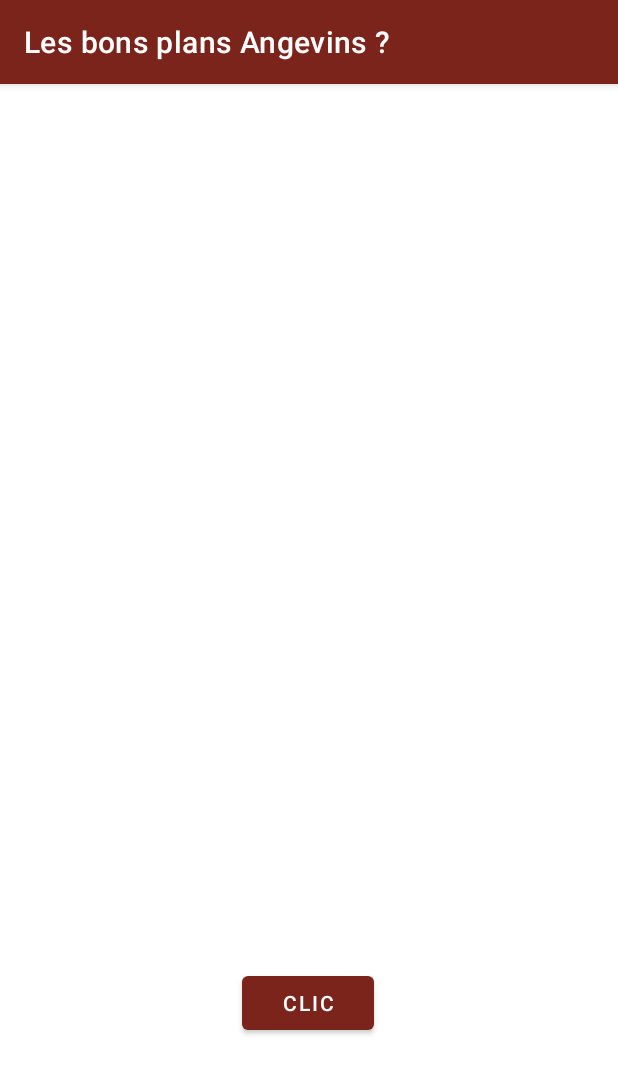
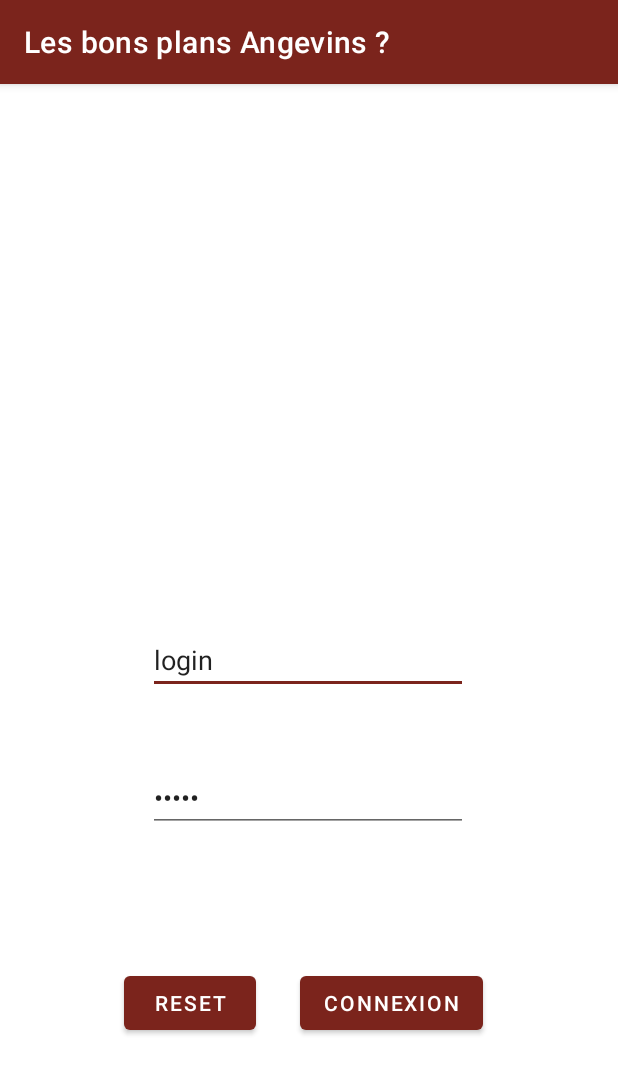
Before and after one commit to Polozeed/androidESEO, an Android app: the ApelleApiActivity screen opened directly, with no data from a screen before it, on a phone screen of 412 x 824 dp. Shown: the top 1074 px of the screen. Run offline under Robolectric (Android 15) with nearby library versions, the phone set to English and light mode, and no system bars.

Commit message:
modif fin aprem
10/05/2021

```diff
--- a/app/src/main/java/com/example/androideseo/ui/ApelleApiActivity.kt
+++ b/app/src/main/java/com/example/androideseo/ui/ApelleApiActivity.kt
@@ -4,16 +4,12 @@ import android.content.Context
 import android.content.Intent
 import android.os.Bundle
 import android.widget.Button
+import android.widget.EditText
 import android.widget.Toast
 import androidx.appcompat.app.AppCompatActivity
-import androidx.recyclerview.widget.LinearLayoutManager
-import com.afollestad.recyclical.datasource.emptyDataSource
 import com.example.androideseo.R
-import com.example.androideseo.data.AdapterApi
 import com.example.androideseo.databinding.ActivityApelleapiBinding
-import kotlinx.coroutines.CoroutineScope
-import kotlinx.coroutines.Dispatchers
-import kotlinx.coroutines.launch
+import com.example.androideseo.databinding.ActivityMainBinding
 
 
 class ApelleApiActivity : AppCompatActivity() {
@@ -33,44 +29,35 @@ class ApelleApiActivity : AppCompatActivity() {
     }
 
 
-
     override fun onCreate(savedInstanceState: Bundle?) {
         super.onCreate(savedInstanceState)
-
-        setContentView(R.layout.activity_apelleapi)
+        setContentView(R.layout.activity_main)
 
         binding = ActivityApelleapiBinding.inflate(layoutInflater)
         setContentView(binding.root)
 
-        val dataSource = emptyDataSource()
+        // get reference to all views
+        var user_name = findViewById<EditText>(R.id.login)
+        var password = findViewById<EditText>(R.id.password)
 
 
-                findViewById<Button>(R.id.apelleApi).setOnClickListener {
-                    CoroutineScope(Dispatchers.IO).launch {
-                        runCatching {
-                            val id = 1
-                            val arrStatus = ApiService.instance.gettest()
+        binding.btnReset?.setOnClickListener {
+            // clearing user_name and password edit text views on reset button click
+            user_name.setText("")
+            password.setText("")
+        }
 
-                            runOnUiThread {
-                                //dataSource.addAll(arrStatus.data.toList())
-                                Toast.makeText(
-                                    this@ApelleApiActivity,
-                                    "Résultat de l'appel réseau  :  " + arrStatus.toString(),
-                                    Toast.LENGTH_SHORT
-                                ).show()
-                            }
-                        }
-                    }
-                }
+        // set on-click listener
+        binding.btnConnection?.setOnClickListener {
+            val user_name = user_name.text;
+            val password = password.text;
+            Toast.makeText(this@ApelleApiActivity, user_name , Toast.LENGTH_LONG).show()
 
-                /*binding = ActivityApelleapiBinding.inflate(layoutInflater)
-                setContentView(binding.root)
-                binding.recyclerapi.layoutManager = LinearLayoutManager(this)
-                binding.recyclerapi.adapter = AdapterApi(dataSource)
+            // your code to validate the user_name and password combination
+            // and verify the same
 
-                 */
-
-            }
+        }
+    }
 
 
 
--- a/app/src/main/res/layout/activity_apelleapi.xml
+++ b/app/src/main/res/layout/activity_apelleapi.xml
@@ -6,29 +6,56 @@
     xmlns:app="http://schemas.android.com/apk/res-auto">
 
 
-    <androidx.recyclerview.widget.RecyclerView
-        android:id="@+id/recyclerapi"
-        android:layout_width="372dp"
-        android:layout_height="684dp"
-        android:padding="12dp"
-        android:text="@string/app_name"
-        android:textSize="16sp"
+    <Button
+        android:id="@+id/btn_connection"
+        android:layout_width="wrap_content"
+        android:layout_height="wrap_content"
+        android:text="@string/connexion"
         app:layout_constraintBottom_toBottomOf="parent"
-        app:layout_constraintHorizontal_bias="0.500"
+        app:layout_constraintHorizontal_bias="0.69"
         app:layout_constraintLeft_toLeftOf="parent"
         app:layout_constraintRight_toRightOf="parent"
-        app:layout_constraintTop_toTopOf="parent"></androidx.recyclerview.widget.RecyclerView>
+        app:layout_constraintTop_toTopOf="parent"
+        app:layout_constraintVertical_bias="0.818" />
 
     <Button
-        android:id="@+id/apelleApi"
+        android:id="@+id/btn_reset"
         android:layout_width="wrap_content"
         android:layout_height="wrap_content"
-        android:text="clic"
+        android:text="@string/reset"
+
+        app:layout_constraintBottom_toBottomOf="parent"
+        app:layout_constraintHorizontal_bias="0.354"
+        app:layout_constraintLeft_toLeftOf="parent"
+        app:layout_constraintRight_toRightOf="@id/btn_connection"
+        app:layout_constraintTop_toTopOf="parent"
+        app:layout_constraintVertical_bias="0.818" />
+
+    <EditText
+        android:id="@+id/login"
+        android:layout_width="wrap_content"
+        android:layout_height="wrap_content"
+        android:ems="10"
+        android:inputType="textPersonName"
+        android:text="@string/login"
         app:layout_constraintBottom_toBottomOf="parent"
         app:layout_constraintHorizontal_bias="0.498"
         app:layout_constraintLeft_toLeftOf="parent"
         app:layout_constraintRight_toRightOf="parent"
         app:layout_constraintTop_toTopOf="parent"
-        app:layout_constraintVertical_bias="0.818" />
+ />
+
+    <EditText
+        android:id="@+id/password"
+        android:layout_width="wrap_content"
+        android:layout_height="wrap_content"
+        android:layout_marginTop="92dp"
+        android:ems="10"
+        android:text="@string/login"
+        android:inputType="textPassword"
+        app:layout_constraintHorizontal_bias="0.0"
+        app:layout_constraintLeft_toLeftOf="@id/login"
+        app:layout_constraintRight_toRightOf="@id/login"
+        app:layout_constraintTop_toTopOf="@id/login" />
 
 </androidx.constraintlayout.widget.ConstraintLayout>
--- a/app/src/main/res/values/strings.xml
+++ b/app/src/main/res/values/strings.xml
@@ -42,6 +42,9 @@
     <string name="histvide">Historique Vide</string>
     <string name="activitymap">Activité Map</string>
     <string name="textacceptPerm">Pour vous localiser merci d\'accepter le parametre précedant</string>
+    <string name="login">login</string>
+    <string name="reset">reset</string>
+    <string name="connexion">connexion</string>
 
 
 </resources>
```
Also changed, not shown: app/src/main/java/com/example/androideseo/data/models/Client.kt (added, +14 -0 lines), app/src/main/java/com/example/androideseo/service/ServiceClient.kt (added, +21 -0 lines), app/src/main/java/com/example/androideseo/service/serviceAPIclient.kt (added, +68 -0 lines).
